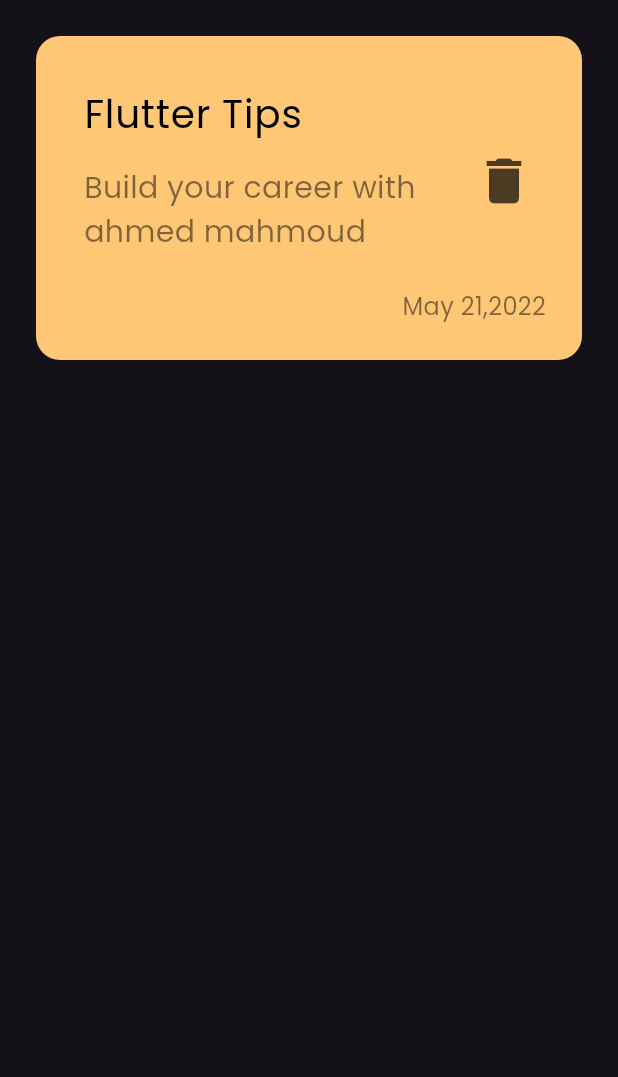
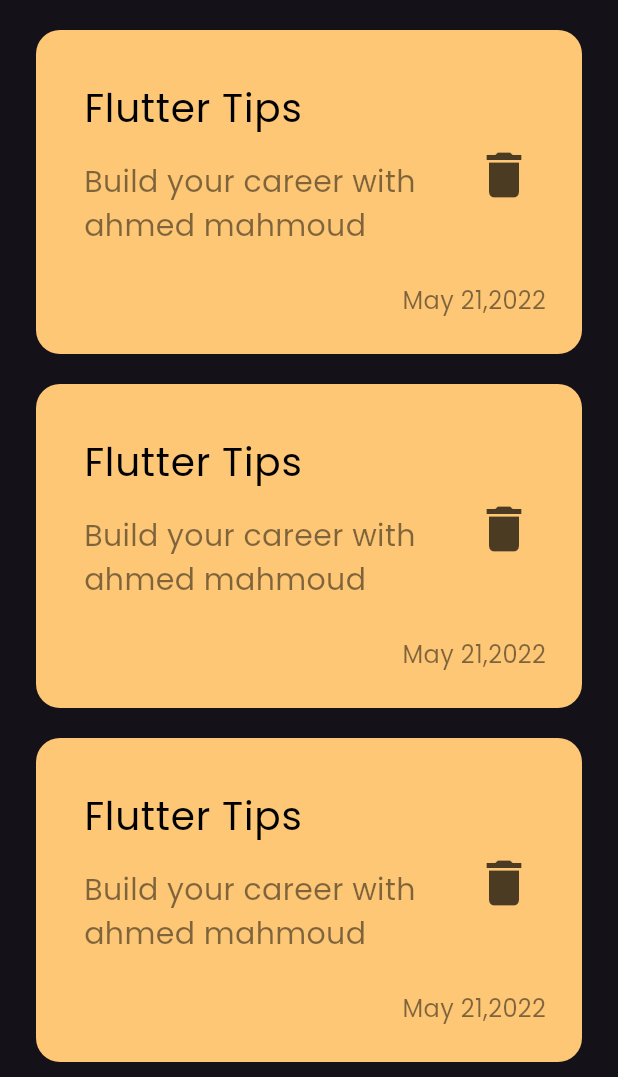
Before and after one commit to AhmedMahmoud221/notes_app, a Flutter app: the screen it shows after launch, on a phone screen of 412 x 824 dp, the part 159-1236 px from its top. Run offline on Flutter 3.47's test engine with Material 3 defaults, Android fonts, the phone set to English and light mode, and no system bars.

Commit message:
Fix padding in NoteItem and implement NotesListView for better note display

```diff
--- a/lib/views/widgets/custom_note_item.dart
+++ b/lib/views/widgets/custom_note_item.dart
@@ -6,7 +6,7 @@ class NoteItem extends StatelessWidget {
   @override
   Widget build(BuildContext context) {
     return Padding(
-      padding: const EdgeInsets.only(top: 24),
+      padding: const EdgeInsets.only(top: 20),
       child: Container(
         padding: const EdgeInsets.only(top: 24, bottom: 24, left: 16),
         decoration: BoxDecoration(
--- /dev/null
+++ b/lib/views/widgets/notes_list_view.dart
@@ -0,0 +1,15 @@
+import 'package:flutter/material.dart';
+import 'package:notes_app/views/widgets/custom_note_item.dart';
+
+class NotesListView extends StatelessWidget {
+  const NotesListView({super.key});
+
+  @override
+  Widget build(BuildContext context) {
+    return ListView.builder(
+      padding: EdgeInsets.zero,
+      itemBuilder: (context, index) {
+      return  NoteItem();
+    });
+  }
+}
--- a/lib/views/widgets/notes_view_body.dart
+++ b/lib/views/widgets/notes_view_body.dart
@@ -1,6 +1,7 @@
 import 'package:flutter/material.dart';
 import 'package:notes_app/views/widgets/custom_note_item.dart';
 import 'package:notes_app/views/widgets/custom_search_app_bar.dart';
+import 'package:notes_app/views/widgets/notes_list_view.dart';
 
 class NotesViewBody extends StatelessWidget {
   const NotesViewBody({super.key});
@@ -15,7 +16,8 @@ class NotesViewBody extends StatelessWidget {
             height: 60,
           ),
           CustomAppBar(),
-          NoteItem(),
+
+          Expanded(child: NotesListView()),
         ],
       ),
     );
```
